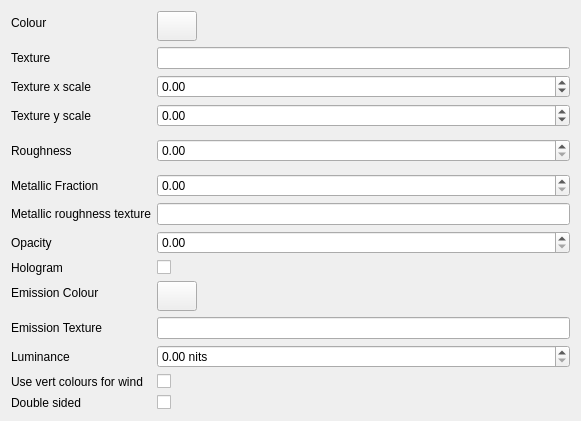
This is gui_client/MaterialEditor.ui in shipilovden/substrata-metasiberia as Qt 5 draws it before an edit. The edited form follows.
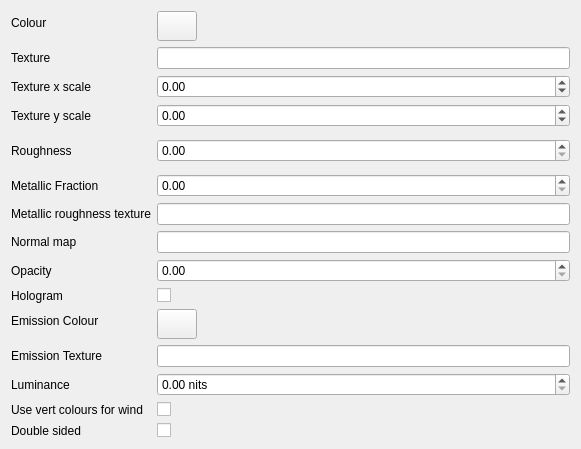
This is the edited form. Custom widgets are drawn as their Qt base class.

Commit message: Added normal map support with UI support in the material editor. Using bump allocator and arena allocator for serialisation in a bunch of places.  Used for fast temporary buffer alloc. Updated protocol to read server protocol version from server, bumped protocol version to 38. Updated minimum protocol version that server accepts to 38. Bumped WORLD_MATERIAL_SERIALISATION_VERSION to 8, using length prefixing for material serialisation.

The edit to the form file:
```diff
--- a/gui_client/MaterialEditor.ui
+++ b/gui_client/MaterialEditor.ui
@@ -7,7 +7,7 @@
     <x>0</x>
     <y>0</y>
     <width>581</width>
-    <height>374</height>
+    <height>393</height>
    </rect>
   </property>
   <property name="windowTitle">
@@ -124,14 +124,14 @@
    <item row="8" column="1">
     <widget class="RealControl" name="metallicFractionDoubleSpinBox"/>
    </item>
-   <item row="10" column="0">
+   <item row="11" column="0">
     <widget class="QLabel" name="label_7">
      <property name="text">
       <string>Opacity</string>
      </property>
     </widget>
    </item>
-   <item row="10" column="1">
+   <item row="11" column="1">
     <widget class="RealControl" name="opacityDoubleSpinBox"/>
    </item>
    <item row="0" column="1">
@@ -163,14 +163,14 @@
    <item row="9" column="1">
     <widget class="FileSelectWidget" name="metallicRoughnessFileSelectWidget"/>
    </item>
-   <item row="12" column="0">
+   <item row="14" column="0">
     <widget class="QLabel" name="label_2">
      <property name="text">
       <string>Emission Colour</string>
      </property>
     </widget>
    </item>
-   <item row="12" column="1">
+   <item row="14" column="1">
     <widget class="QPushButton" name="emissionColourPushButton">
      <property name="sizePolicy">
       <sizepolicy hsizetype="Fixed" vsizetype="Fixed">
@@ -189,24 +189,24 @@
      </property>
     </widget>
    </item>
-   <item row="13" column="1">
+   <item row="15" column="1">
     <widget class="FileSelectWidget" name="emissionTextureFileSelectWidget"/>
    </item>
-   <item row="13" column="0">
+   <item row="15" column="0">
     <widget class="QLabel" name="label_3">
      <property name="text">
       <string>Emission Texture</string>
      </property>
     </widget>
    </item>
-   <item row="14" column="0">
+   <item row="16" column="0">
     <widget class="QLabel" name="label_11">
      <property name="text">
       <string>Luminance</string>
      </property>
     </widget>
    </item>
-   <item row="14" column="1">
+   <item row="16" column="1">
     <widget class="IndigoDoubleSpinBox" name="luminanceDoubleSpinBox">
      <property name="suffix">
       <string> nits</string>
@@ -216,48 +216,58 @@
      </property>
     </widget>
    </item>
-   <item row="11" column="1">
+   <item row="12" column="1">
     <widget class="QCheckBox" name="hologramCheckBox">
      <property name="text">
       <string/>
      </property>
     </widget>
    </item>
-   <item row="11" column="0">
+   <item row="12" column="0">
     <widget class="QLabel" name="label_12">
      <property name="text">
       <string>Hologram</string>
      </property>
     </widget>
    </item>
-   <item row="15" column="1">
+   <item row="17" column="1">
     <widget class="QCheckBox" name="windCheckBox">
      <property name="text">
       <string/>
      </property>
     </widget>
    </item>
-   <item row="15" column="0">
+   <item row="17" column="0">
     <widget class="QLabel" name="label_13">
      <property name="text">
       <string>Use vert colours for wind</string>
      </property>
     </widget>
    </item>
-   <item row="16" column="1">
+   <item row="18" column="1">
     <widget class="QCheckBox" name="doubleSidedCheckBox">
      <property name="text">
       <string/>
      </property>
     </widget>
    </item>
-   <item row="16" column="0">
+   <item row="18" column="0">
     <widget class="QLabel" name="label_14">
      <property name="text">
       <string>Double sided</string>
      </property>
     </widget>
    </item>
+   <item row="10" column="0">
+    <widget class="QLabel" name="label_15">
+     <property name="text">
+      <string>Normal map</string>
+     </property>
+    </widget>
+   </item>
+   <item row="10" column="1">
+    <widget class="FileSelectWidget" name="normalMapFileSelectWidget"/>
+   </item>
   </layout>
  </widget>
  <customwidgets>
```
The commit also changes 26 other files.
